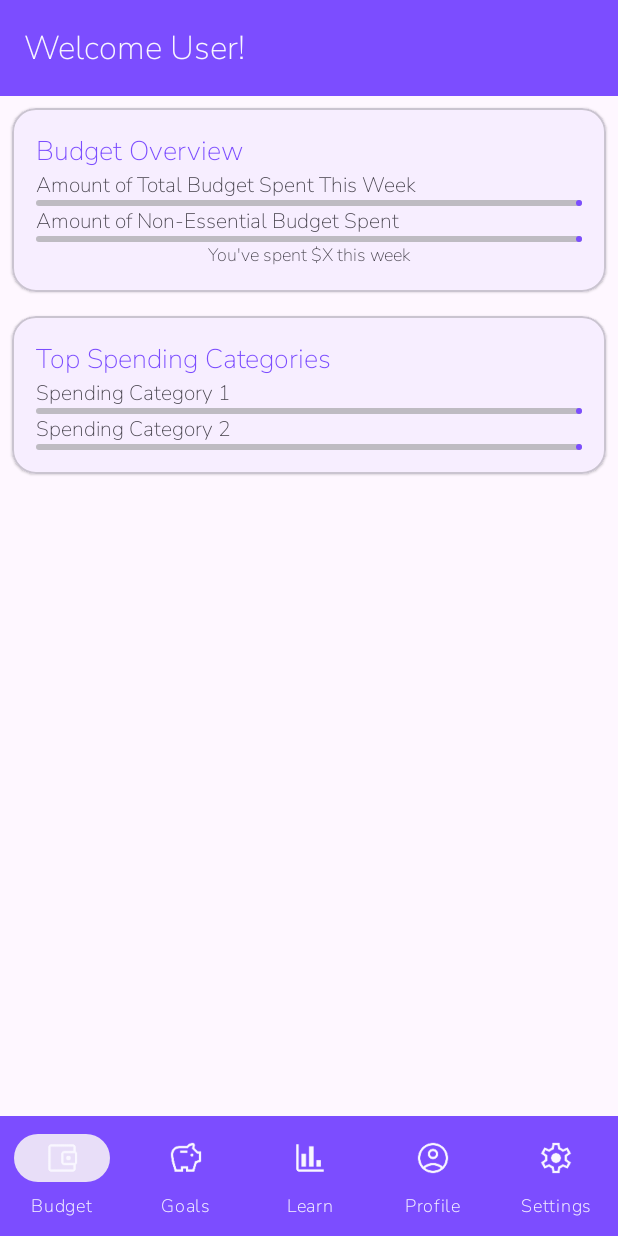
After one commit to maryannr-dev/hackathon-project-2025, an Android app: the DashboardActivity screen opened directly, with no data from a screen before it, on a phone screen of 412 x 824 dp. The commit adds this screen. Run offline under Robolectric (Android 15) with nearby library versions, the phone set to English and light mode, and no system bars.

Commit message:
feat: Add dashboard screen and navigation
Adds a new dashboard screen to serve as the main user interface after login. This includes a bottom navigation menu for primary app sections.

This commit introduces:
- A `DashboardActivity` and its corresponding layout `activity_dashboard.xml`.
- The layout features `MaterialCardView` elements to display budget overviews and spending categories.
- A `BottomNavigationView` with a new menu resource `bottom_dashboard_navigation_menu.xml`.
- New drawable icons for the bottom navigation menu.
- `recyclerview` and `drawerlayout` dependencies have been added.
- The onboarding flow in `MainActivity` now navigates directly to the login selection screen.

```diff
--- a/app/build.gradle.kts
+++ b/app/build.gradle.kts
@@ -37,9 +37,11 @@ dependencies {
     implementation(libs.material)
     implementation(libs.activity)
     implementation(libs.constraintlayout)
+    implementation(libs.recyclerview)
     testImplementation(libs.junit)
     androidTestImplementation(libs.ext.junit)
     androidTestImplementation(libs.espresso.core)
     implementation(libs.material)
     implementation(libs.viewpager2)
+    implementation(libs.drawerlayout)
 }
--- a/app/src/main/AndroidManifest.xml
+++ b/app/src/main/AndroidManifest.xml
@@ -11,6 +11,9 @@
         android:roundIcon="@mipmap/ic_launcher_round"
         android:supportsRtl="true"
         android:theme="@style/Theme.Hackathon2025">
+        <activity
+            android:name=".DashboardActivity"
+            android:exported="false" />
         <activity
             android:name=".CreateAccountActivity"
             android:exported="false" />
--- /dev/null
+++ b/app/src/main/java/com/example/hackathon2025/DashboardActivity.java
@@ -0,0 +1,31 @@
+package com.example.hackathon2025;
+
+import android.os.Bundle;
+import android.view.View;
+
+import androidx.activity.EdgeToEdge;
+import androidx.appcompat.app.AppCompatActivity;
+import androidx.core.graphics.Insets;
+import androidx.core.view.ViewCompat;
+import androidx.core.view.WindowInsetsCompat;
+import androidx.drawerlayout.widget.DrawerLayout;
+
+import com.google.android.material.appbar.MaterialToolbar;
+
+public class DashboardActivity extends AppCompatActivity {
+
+
+    @Override
+    protected void onCreate(Bundle savedInstanceState) {
+        super.onCreate(savedInstanceState);
+        EdgeToEdge.enable(this);
+        setContentView(R.layout.activity_dashboard);
+        ViewCompat.setOnApplyWindowInsetsListener(findViewById(R.id.main), (v, insets) -> {
+            Insets systemBars = insets.getInsets(WindowInsetsCompat.Type.systemBars());
+            v.setPadding(systemBars.left, systemBars.top, systemBars.right, systemBars.bottom);
+            return insets;
+        });
+
+
+    }
+}
--- a/app/src/main/java/com/example/hackathon2025/LoginSelectionActivity.java
+++ b/app/src/main/java/com/example/hackathon2025/LoginSelectionActivity.java
@@ -33,12 +33,14 @@ public class LoginSelectionActivity extends AppCompatActivity {
             @Override
             public void onClick(View v) {
                 Intent intent = new Intent(LoginSelectionActivity.this, CreateAccountActivity.class);
+                startActivity(intent);
             }
         });
         buttonLogin.setOnClickListener(new View.OnClickListener() {
             @Override
             public void onClick(View v) {
                 Intent intent = new Intent(LoginSelectionActivity.this, LoginActivity.class);
+                startActivity(intent);
             }
         });
 
--- a/app/src/main/java/com/example/hackathon2025/MainActivity.java
+++ b/app/src/main/java/com/example/hackathon2025/MainActivity.java
@@ -42,12 +42,10 @@ public class MainActivity extends AppCompatActivity {
         new TabLayoutMediator(tabIndicator, onboardingViewPager, (tab, position) -> {}).attach();
         MaterialButton btnNext = findViewById(R.id.btnNext);
         btnNext.setOnClickListener(v -> {
-            if (onboardingViewPager.getCurrentItem() + 1 < items.size()) {
-                onboardingViewPager.setCurrentItem(onboardingViewPager.getCurrentItem() + 1);
-            } else {
-                Intent intent = new Intent(MainActivity.this,LoginSelectionActivity.class);
-                startActivity(intent);
-            }
+
+            Intent intent = new Intent(MainActivity.this,LoginSelectionActivity.class);
+            startActivity(intent);
+
         });
     }
 }
--- /dev/null
+++ b/app/src/main/res/layout/activity_dashboard.xml
@@ -0,0 +1,189 @@
+<?xml version="1.0" encoding="utf-8"?>
+<androidx.constraintlayout.widget.ConstraintLayout xmlns:android="http://schemas.android.com/apk/res/android"
+    xmlns:app="http://schemas.android.com/apk/res-auto"
+    xmlns:tools="http://schemas.android.com/tools"
+    android:id="@+id/main"
+    android:layout_width="match_parent"
+    android:layout_height="match_parent">
+
+    <com.google.android.material.appbar.AppBarLayout
+        android:id="@+id/topAppBar"
+        android:layout_width="match_parent"
+        android:layout_height="wrap_content"
+        app:layout_constraintEnd_toEndOf="parent"
+        app:layout_constraintStart_toStartOf="parent"
+        app:layout_constraintTop_toTopOf="parent">
+
+        <androidx.appcompat.widget.Toolbar
+            android:id="@+id/toolbar"
+            android:layout_width="match_parent"
+            android:layout_height="?attr/actionBarSize"
+            android:background="?attr/colorPrimary"
+            app:title="Welcome User!"
+            app:titleTextColor="@color/almostWhite" />
+
+    </com.google.android.material.appbar.AppBarLayout>
+
+    <LinearLayout
+        android:id="@+id/mainLinearLayout"
+        android:layout_width="match_parent"
+        android:layout_height="wrap_content"
+        android:orientation="vertical"
+        app:layout_constraintEnd_toEndOf="parent"
+        app:layout_constraintStart_toStartOf="parent"
+        app:layout_constraintTop_toBottomOf="@+id/topAppBar">
+
+        <com.google.android.material.card.MaterialCardView
+            android:id="@+id/materialCardView1"
+            android:layout_width="match_parent"
+            android:layout_height="wrap_content"
+            android:layout_margin="8dp"
+            android:layout_marginStart="8dp"
+            android:layout_marginEnd="8dp"
+            app:cardCornerRadius="16dp"
+            app:cardElevation="1dp">
+
+            <!-- Content of the card goes here -->
+
+            <LinearLayout
+                android:id="@+id/budgetOverviewLayout"
+                android:layout_width="match_parent"
+                android:layout_height="wrap_content"
+                android:orientation="vertical"
+                android:padding="16dp">
+
+                <TextView
+                    android:id="@+id/textViewBudgetOverviewHeader"
+                    android:layout_width="wrap_content"
+                    android:layout_height="wrap_content"
+                    android:text="Budget Overview"
+                    android:textColor="@color/deepPurple"
+                    android:textSize="18sp"
+                    android:textStyle="bold" />
+
+                <TextView
+                    android:id="@+id/textViewDesc1"
+                    android:layout_width="match_parent"
+                    android:layout_height="wrap_content"
+                    android:text="Amount of Total Budget Spent This Week" />
+
+                <com.google.android.material.progressindicator.LinearProgressIndicator
+                    android:id="@+id/weeklyTotalProgress"
+                    android:layout_width="match_parent"
+                    android:layout_height="wrap_content"
+                    android:indeterminate="false"
+                    android:progress="0"
+                    android:progressTint="@color/deepPurple"
+                    app:indicatorColor="@color/deepPurple"
+                    app:progressCompat="0"
+                    app:trackColor="#BEBBC2" />
+
+                <TextView
+                    android:id="@+id/textViewDesc2"
+                    android:layout_width="match_parent"
+                    android:layout_height="wrap_content"
+                    android:text="Amount of Non-Essential Budget Spent" />
+
+                <com.google.android.material.progressindicator.LinearProgressIndicator
+                    android:id="@+id/weeklyWantsProgress"
+                    android:layout_width="match_parent"
+                    android:layout_height="wrap_content"
+                    android:indeterminate="false"
+                    android:progress="0"
+                    android:progressTint="@color/deepPurple"
+                    app:indicatorColor="@color/deepPurple"
+                    app:progressCompat="0"
+                    app:trackColor="#BEBBC2" />
+
+                <TextView
+                    android:id="@+id/textViewAmountSpent"
+                    android:layout_width="match_parent"
+                    android:layout_height="wrap_content"
+                    android:text="You've spent $X this week"
+                    android:textAlignment="center"
+                    android:textSize="12sp" />
+
+            </LinearLayout>
+        </com.google.android.material.card.MaterialCardView>
+
+        <com.google.android.material.card.MaterialCardView
+            android:id="@+id/materialCardView2"
+            android:layout_width="match_parent"
+            android:layout_height="wrap_content"
+            android:layout_margin="8dp"
+            android:layout_marginStart="8dp"
+            android:layout_marginEnd="8dp"
+            app:cardCornerRadius="16dp"
+            app:cardElevation="1dp">
+
+            <!-- Content of the card goes here -->
+
+            <LinearLayout
+                android:id="@+id/topCategoriesLayout"
+                android:layout_width="match_parent"
+                android:layout_height="wrap_content"
+                android:orientation="vertical"
+                android:padding="16dp">
+
+
+                <TextView
+                    android:id="@+id/textViewTopCategoriesHeader"
+                    android:layout_width="match_parent"
+                    android:layout_height="wrap_content"
+                    android:text="Top Spending Categories"
+                    android:textColor="@color/deepPurple"
+                    android:textSize="18sp"
+                    android:textStyle="bold" />
+
+                <TextView
+                    android:id="@+id/textViewSpending1"
+                    android:layout_width="match_parent"
+                    android:layout_height="wrap_content"
+                    android:text="Spending Category 1" />
+
+                <com.google.android.material.progressindicator.LinearProgressIndicator
+                    android:id="@+id/weeklyCategoryProgress1"
+                    android:layout_width="match_parent"
+                    android:layout_height="wrap_content"
+                    android:indeterminate="false"
+                    android:progress="0"
+                    android:progressTint="@color/deepPurple"
+                    app:indicatorColor="@color/deepPurple"
+                    app:progressCompat="0"
+                    app:trackColor="#BEBBC2" />
+
+                <TextView
+                    android:id="@+id/textViewSpending2"
+                    android:layout_width="match_parent"
+                    android:layout_height="wrap_content"
+                    android:text="Spending Category 2" />
+
+                <com.google.android.material.progressindicator.LinearProgressIndicator
+                    android:id="@+id/weeklyCategoryProgress2"
+                    android:layout_width="match_parent"
+                    android:layout_height="wrap_content"
+                    android:indeterminate="false"
+                    android:progress="0"
+                    android:progressTint="@color/deepPurple"
+                    app:indicatorColor="@color/deepPurple"
+                    app:progressCompat="0"
+                    app:trackColor="#BEBBC2" />
+            </LinearLayout>
+        </com.google.android.material.card.MaterialCardView>
+    </LinearLayout>
+
+    <com.google.android.material.bottomnavigation.BottomNavigationView
+        android:layout_width="0dp"
+        android:layout_height="wrap_content"
+        app:itemBackground="@color/deepPurple"
+        app:itemIconTint="@color/almostWhite"
+        app:itemTextColor="@color/almostWhite"
+        app:labelVisibilityMode="labeled"
+        app:layout_constraintBottom_toBottomOf="parent"
+        app:layout_constraintEnd_toEndOf="parent"
+        app:layout_constraintHorizontal_bias="0.0"
+        app:layout_constraintStart_toStartOf="parent"
+        app:menu="@menu/bottom_dashboard_navigation_menu" />
+
+
+</androidx.constraintlayout.widget.ConstraintLayout>
--- /dev/null
+++ b/app/src/main/res/menu/bottom_dashboard_navigation_menu.xml
@@ -0,0 +1,23 @@
+<?xml version="1.0" encoding="utf-8"?>
+<menu xmlns:android="http://schemas.android.com/apk/res/android">
+    <item
+        android:id="@+id/budgetNav"
+        android:icon="@drawable/budget_icon"
+        android:title="Budget" />
+    <item
+        android:id="@+id/goalsNav"
+        android:icon="@drawable/savings_icon"
+        android:title="Goals" />
+    <item
+        android:id="@+id/learnNav"
+        android:icon="@drawable/literacy_icon"
+        android:title="Learn" />
+    <item
+        android:id="@+id/profile"
+        android:icon="@drawable/account_circle_purple"
+        android:title="Profile" />
+    <item
+        android:id="@+id/settings"
+        android:icon="@drawable/settings_gear_purple"
+        android:title="Settings" />
+</menu>
--- a/gradle/libs.versions.toml
+++ b/gradle/libs.versions.toml
@@ -1,5 +1,6 @@
 [versions]
 agp = "8.11.2"
+drawerlayout = "1.2.0"
 junit = "4.13.2"
 junitVersion = "1.3.0"
 espressoCore = "3.7.0"
@@ -8,8 +9,10 @@ material = "1.13.0"
 activity = "1.11.0"
 constraintlayout = "2.2.1"
 viewpager2 = "1.1.0"
+recyclerview = "1.4.0"
 
 [libraries]
+drawerlayout = { module = "androidx.drawerlayout:drawerlayout", version.ref = "drawerlayout" }
 junit = { group = "junit", name = "junit", version.ref = "junit" }
 ext-junit = { group = "androidx.test.ext", name = "junit", version.ref = "junitVersion" }
 espresso-core = { group = "androidx.test.espresso", name = "espresso-core", version.ref = "espressoCore" }
@@ -18,6 +21,7 @@ material = { group = "com.google.android.material", name = "material", version.r
 activity = { group = "androidx.activity", name = "activity", version.ref = "activity" }
 constraintlayout = { group = "androidx.constraintlayout", name = "constraintlayout", version.ref = "constraintlayout" }
 viewpager2 = { module = "androidx.viewpager2:viewpager2", version.ref = "viewpager2" }
+recyclerview = { group = "androidx.recyclerview", name = "recyclerview", version.ref = "recyclerview" }
 
 [plugins]
 android-application = { id = "com.android.application", version.ref = "agp" }
```
Also changed, not shown: app/src/main/res/drawable/account_circle_purple.png (added), app/src/main/res/drawable/budget_icon.png (added), app/src/main/res/drawable/literacy_icon.png (added), app/src/main/res/drawable/menu_lines.png (added), app/src/main/res/drawable/savings_icon.png (added), app/src/main/res/drawable/settings_gear_purple.png (added).
